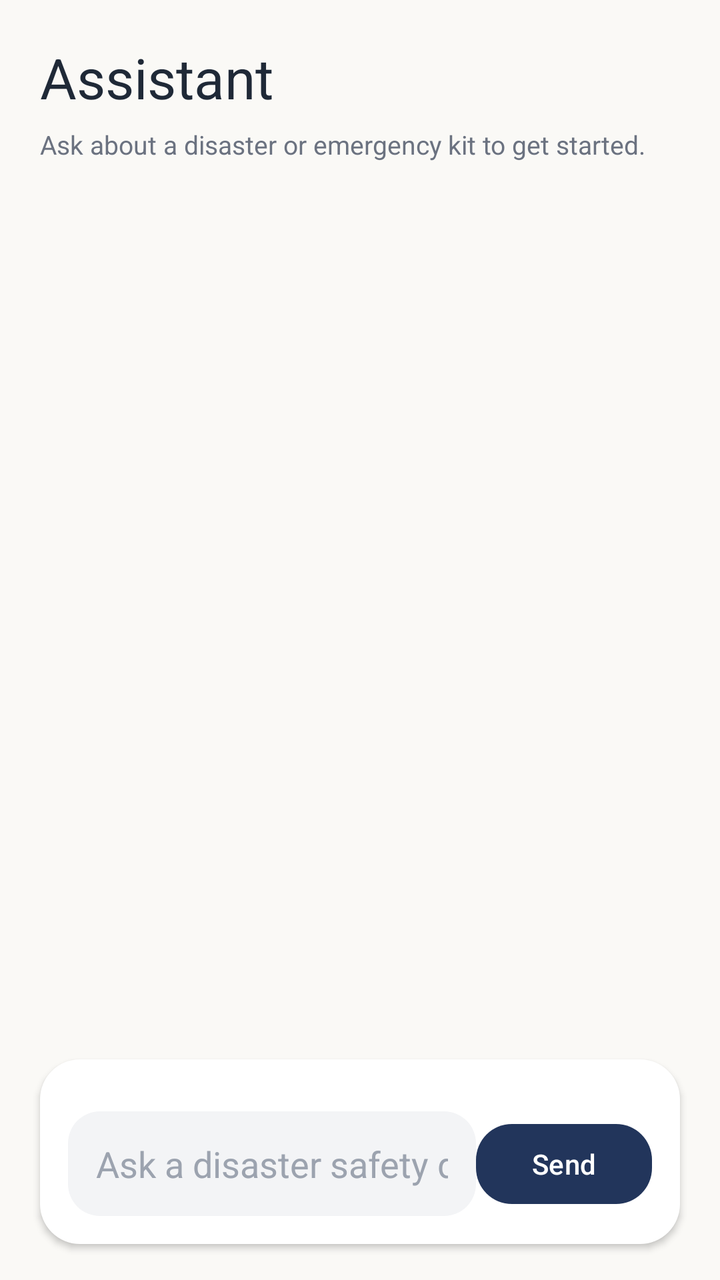
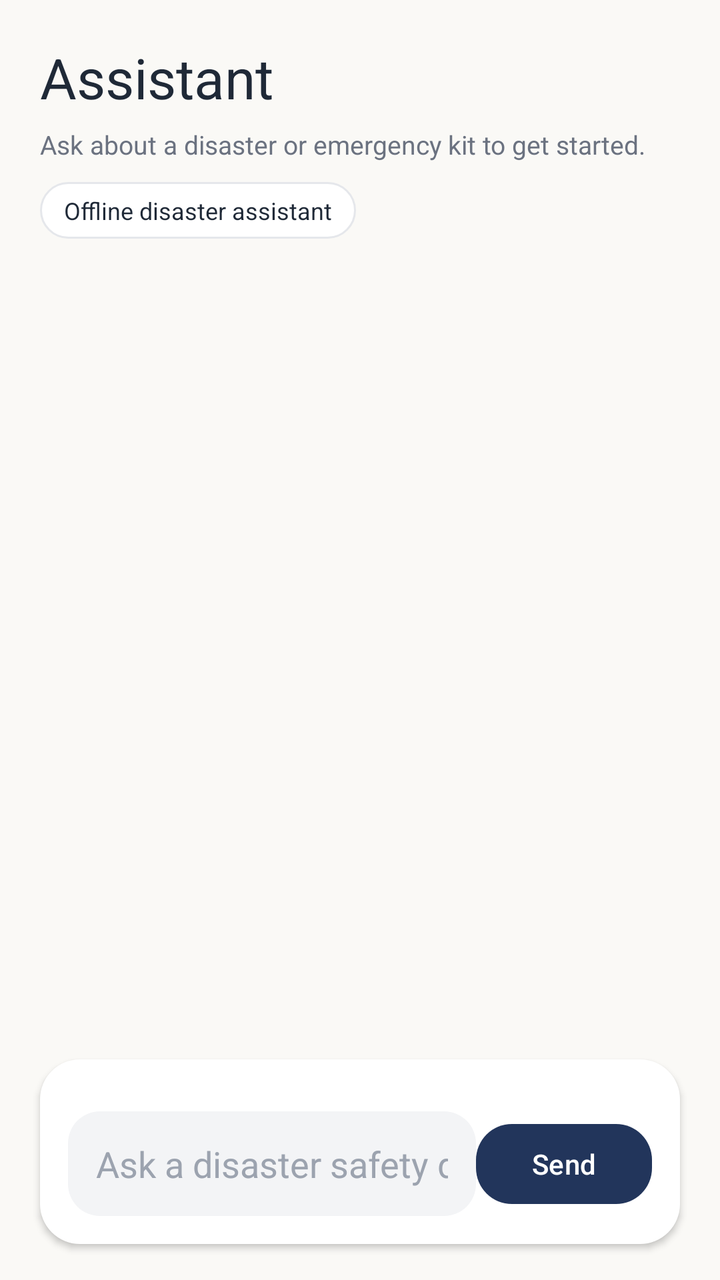

Two renders of the same Android screen: before a commit and after it. Below are the layout's source before the change and the commit's diff.
<!-- AndroidManifest.xml: application theme Theme.Capstone -->
<!-- res/layout/fragment_assistant.xml -->
<?xml version="1.0" encoding="utf-8"?>
<androidx.constraintlayout.widget.ConstraintLayout xmlns:android="http://schemas.android.com/apk/res/android"
    xmlns:app="http://schemas.android.com/apk/res-auto"
    android:layout_width="match_parent"
    android:layout_height="match_parent"
    android:background="@color/dashboard_bg">

    <TextView
        android:id="@+id/assistantTitle"
        android:layout_width="0dp"
        android:layout_height="wrap_content"
        android:layout_marginStart="20dp"
        android:layout_marginEnd="20dp"
        android:layout_marginTop="20dp"
        android:fontFamily="sans-serif"
        android:text="Assistant"
        android:textColor="@color/dashboard_name"
        android:textSize="28sp"
        app:layout_constraintEnd_toEndOf="parent"
        app:layout_constraintStart_toStartOf="parent"
        app:layout_constraintTop_toTopOf="parent" />

    <TextView
        android:id="@+id/assistantSuggestion"
        android:layout_width="0dp"
        android:layout_height="wrap_content"
        android:layout_marginStart="20dp"
        android:layout_marginEnd="20dp"
        android:layout_marginTop="6dp"
        android:fontFamily="sans-serif"
        android:text="Ask about a disaster or emergency kit to get started."
        android:textColor="@color/dashboard_greeting"
        android:textSize="13sp"
        app:layout_constraintEnd_toEndOf="parent"
        app:layout_constraintStart_toStartOf="parent"
        app:layout_constraintTop_toBottomOf="@id/assistantTitle" />

    <ScrollView
        android:id="@+id/assistantScroll"
        android:layout_width="0dp"
        android:layout_height="0dp"
        android:layout_marginStart="20dp"
        android:layout_marginEnd="20dp"
        android:layout_marginTop="14dp"
        android:layout_marginBottom="12dp"
        app:layout_constraintBottom_toTopOf="@id/assistantInputCard"
        app:layout_constraintEnd_toEndOf="parent"
        app:layout_constraintStart_toStartOf="parent"
        app:layout_constraintTop_toBottomOf="@id/assistantSuggestion">

        <LinearLayout
            android:id="@+id/assistantChatContainer"
            android:layout_width="match_parent"
            android:layout_height="wrap_content"
            android:orientation="vertical" />

    </ScrollView>

    <androidx.constraintlayout.widget.ConstraintLayout
        android:id="@+id/assistantInputCard"
        android:layout_width="0dp"
        android:layout_height="wrap_content"
        android:layout_marginStart="20dp"
        android:layout_marginEnd="20dp"
        android:layout_marginBottom="18dp"
        android:background="@drawable/bg_white_card"
        android:elevation="2dp"
        android:padding="14dp"
        app:layout_constraintBottom_toBottomOf="parent"
        app:layout_constraintEnd_toEndOf="parent"
        app:layout_constraintStart_toStartOf="parent">

        <LinearLayout
            android:id="@+id/assistantPromptsContainer"
            android:layout_width="0dp"
            android:layout_height="wrap_content"
            android:orientation="vertical"
            app:layout_constraintEnd_toEndOf="parent"
            app:layout_constraintStart_toStartOf="parent"
            app:layout_constraintTop_toTopOf="parent" />

        <EditText
            android:id="@+id/assistantInput"
            android:layout_width="0dp"
            android:layout_height="wrap_content"
            android:layout_marginTop="12dp"
            android:background="@drawable/bg_input"
            android:hint="Ask a disaster safety question"
            android:inputType="textCapSentences"
            android:padding="14dp"
            android:textColor="@color/signup_input"
            android:textColorHint="@color/signup_hint"
            app:layout_constraintEnd_toStartOf="@id/assistantSendButton"
            app:layout_constraintStart_toStartOf="parent"
            app:layout_constraintTop_toBottomOf="@id/assistantPromptsContainer" />

        <com.google.android.material.button.MaterialButton
            android:id="@+id/assistantSendButton"
            android:layout_width="wrap_content"
            android:layout_height="wrap_content"
            android:layout_marginStart="10dp"
            android:layout_marginTop="12dp"
            android:text="Send"
            android:textAllCaps="false"
            android:textColor="@color/white"
            app:backgroundTint="@color/safeready_navy"
            app:cornerRadius="18dp"
            app:layout_constraintBottom_toBottomOf="@id/assistantInput"
            app:layout_constraintEnd_toEndOf="parent"
            app:layout_constraintTop_toBottomOf="@id/assistantPromptsContainer" />

    </androidx.constraintlayout.widget.ConstraintLayout>

</androidx.constraintlayout.widget.ConstraintLayout>
<!-- resources referenced by this layout -->
<resources>
  <color name="dashboard_bg">#FAF9F6</color>
  <color name="dashboard_greeting">#6B7280</color>
  <color name="dashboard_name">#1F2937</color>
  <color name="safeready_navy">#22355B</color>
  <color name="signup_hint">#9CA3AF</color>
  <color name="signup_input">#374151</color>
  <color name="white">#FFFFFFFF</color>
  <!-- drawable bg_input (drawable) -->
  <?xml version="1.0" encoding="utf-8"?>
  <shape xmlns:android="http://schemas.android.com/apk/res/android">
      <solid android:color="#F3F4F6" />
      <corners android:radius="16dp" />
  </shape>
  <!-- drawable bg_white_card (drawable) -->
  <?xml version="1.0" encoding="utf-8"?>
  <shape xmlns:android="http://schemas.android.com/apk/res/android">
      <solid android:color="#FFFFFF" />
      <corners android:radius="20dp" />
  </shape>
  <style name="Theme.Capstone" parent="Base.Theme.Capstone" />
  <style name="Base.Theme.Capstone" parent="Theme.Material3.DayNight.NoActionBar">
          
          
      </style>
</resources>

<!-- the commit's change to res/layout/fragment_assistant.xml (unified diff, before → after) -->
@@ -28,12 +28,44 @@
         android:layout_marginEnd="20dp"
         android:layout_marginTop="6dp"
         android:fontFamily="sans-serif"
-        android:text="Ask about a disaster or emergency kit to get started."
+        android:text="@string/assistant_suggestion_default"
         android:textColor="@color/dashboard_greeting"
         android:textSize="13sp"
         app:layout_constraintEnd_toEndOf="parent"
         app:layout_constraintStart_toStartOf="parent"
         app:layout_constraintTop_toBottomOf="@id/assistantTitle" />
+
+    <LinearLayout
+        android:id="@+id/assistantStatusRow"
+        android:layout_width="0dp"
+        android:layout_height="wrap_content"
+        android:layout_marginStart="20dp"
+        android:layout_marginEnd="20dp"
+        android:layout_marginTop="10dp"
+        android:gravity="center_vertical"
+        android:orientation="horizontal"
+        app:layout_constraintEnd_toEndOf="parent"
+        app:layout_constraintStart_toStartOf="parent"
+        app:layout_constraintTop_toBottomOf="@id/assistantSuggestion">
+
+        <TextView
+            android:id="@+id/assistantStatusBadge"
+            android:layout_width="wrap_content"
+            android:layout_height="wrap_content"
+            android:background="@drawable/bg_chip_inactive"
+            android:paddingHorizontal="12dp"
+            android:paddingVertical="6dp"
+            android:text="@string/assistant_status_offline"
+            android:textColor="@color/dashboard_name"
+            android:textSize="12sp" />
+
+        <ProgressBar
+            android:id="@+id/assistantLoadingIndicator"
+            android:layout_width="24dp"
+            android:layout_height="24dp"
+            android:layout_marginStart="10dp"
+            android:visibility="gone" />
+    </LinearLayout>
 
     <ScrollView
         android:id="@+id/assistantScroll"
@@ -46,7 +78,7 @@
         app:layout_constraintBottom_toTopOf="@id/assistantInputCard"
         app:layout_constraintEnd_toEndOf="parent"
         app:layout_constraintStart_toStartOf="parent"
-        app:layout_constraintTop_toBottomOf="@id/assistantSuggestion">
+        app:layout_constraintTop_toBottomOf="@id/assistantStatusRow">
 
         <LinearLayout
             android:id="@+id/assistantChatContainer"
@@ -85,7 +117,7 @@
             android:layout_height="wrap_content"
             android:layout_marginTop="12dp"
             android:background="@drawable/bg_input"
-            android:hint="Ask a disaster safety question"
+            android:hint="@string/assistant_input_hint"
             android:inputType="textCapSentences"
             android:padding="14dp"
             android:textColor="@color/signup_input"
<!-- resource entries referenced after the edit -->
@@ -7,6 +7,13 @@
   <color name="signup_hint">#9CA3AF</color>
   <color name="signup_input">#374151</color>
   <color name="white">#FFFFFFFF</color>
+  <!-- drawable bg_chip_inactive (drawable) -->
+  <?xml version="1.0" encoding="utf-8"?>
+  <shape xmlns:android="http://schemas.android.com/apk/res/android">
+      <solid android:color="#FFFFFF" />
+      <corners android:radius="18dp" />
+      <stroke android:width="1dp" android:color="#E5E7EB" />
+  </shape>
   <!-- drawable bg_input (drawable) -->
   <?xml version="1.0" encoding="utf-8"?>
   <shape xmlns:android="http://schemas.android.com/apk/res/android">
@@ -19,6 +26,9 @@
       <solid android:color="#FFFFFF" />
       <corners android:radius="20dp" />
   </shape>
+  <string name="assistant_input_hint">Ask a disaster safety question</string>
+  <string name="assistant_status_offline">Offline disaster assistant</string>
+  <string name="assistant_suggestion_default">Ask about a disaster or emergency kit to get started.</string>
   <style name="Theme.Capstone" parent="Base.Theme.Capstone" />
   <style name="Base.Theme.Capstone" parent="Theme.Material3.DayNight.NoActionBar">
           
